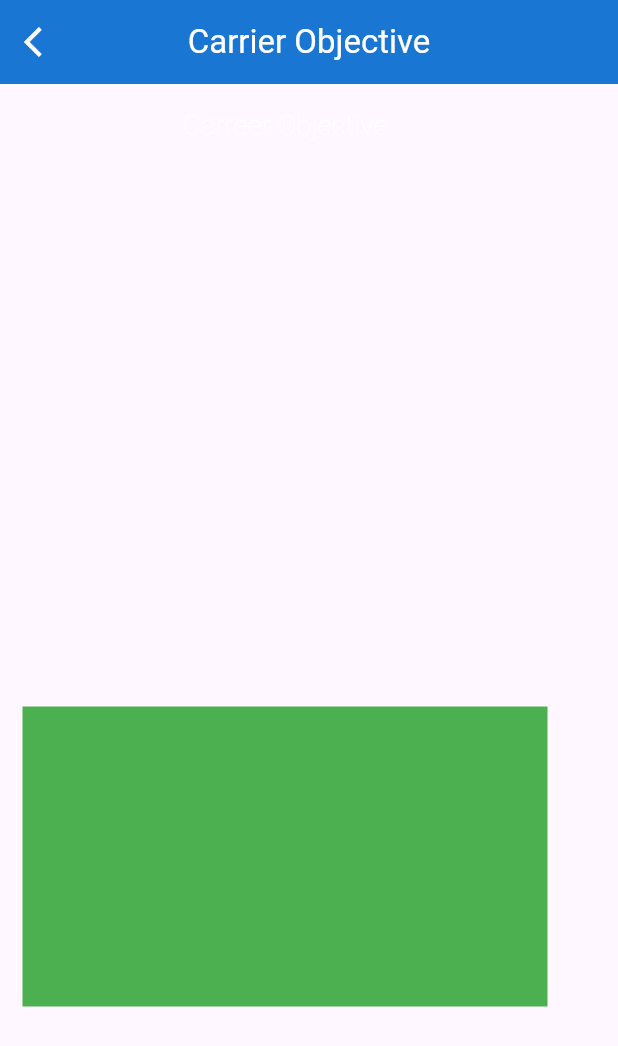
After one commit to vrundpadariya/vrund_resume_builder_app, a Flutter app: the carrier_page screen opened by its route, on a phone screen of 412 x 824 dp. The commit adds this screen. Shown: the top 1046 px of the screen. Run offline on Flutter 3.47's test engine with Material 2 defaults, Android fonts, the phone set to English and light mode, and no system bars.

Commit message:
17 second commit

```diff
--- /dev/null
+++ b/lib/screen/Build_opition_page/carrierobjective.dart
@@ -0,0 +1,81 @@
+import 'package:flutter/material.dart';
+
+import '../../components/global.dart';
+
+class carrier_page extends StatefulWidget {
+  const carrier_page({super.key});
+
+  @override
+  State<carrier_page> createState() => _carrier_pageState();
+}
+
+class _carrier_pageState extends State<carrier_page> {
+  @override
+  Widget build(BuildContext context) {
+    return Scaffold(
+      appBar: AppBar(
+        centerTitle: true,
+        leading: IconButton(
+          onPressed: () {
+            Navigator.pushReplacementNamed(context, 'build');
+          },
+          icon: Icon(
+            Icons.arrow_back_ios,
+            color: Globals.textcolor,
+          ),
+        ),
+        backgroundColor: Globals.background,
+        title: Text(
+          "Carrier Objective",
+          style: TextStyle(
+            color: Globals.textcolor,
+          ),
+        ),
+      ),
+      body: SingleChildScrollView(
+        child: Container(
+          padding: EdgeInsets.all(15),
+          child: Column(
+            children: [
+              Container(
+                //   padding: EdgeInsets.all(10),
+                height: 350,
+                width: 350,
+                decoration: BoxDecoration(),
+                child: Column(
+                  children: [
+                    Text(
+                      "Carreer Objective",
+                      style: TextStyle(
+                        color: Globals.textcolor,
+                        fontSize: 18,
+                        fontWeight: FontWeight.w200,
+                      ),
+                    ),
+                    // TextFormField(
+                    //   decoration: InputDecoration(
+                    //     hintText: "Descrripation",
+                    //     hintStyle: TextStyle(
+                    //       fontSize: 18,
+                    //       color: Globals.Contacthint,
+                    //     ),
+                    //   ),
+                    // ),
+                  ],
+                ),
+              ),
+              const SizedBox(
+                height: 50,
+              ),
+              Container(
+                height: 200,
+                width: 350,
+                color: Colors.green,
+              )
+            ],
+          ),
+        ),
+      ),
+    );
+  }
+}
```
Also changed, not shown: lib/screen/Build_opition_page/Education.dart (added, +49 -0 lines), lib/screen/Build_opition_page/Experiences.dart (added, +15 -0 lines), lib/screen/Build_opition_page/Technicalskill.dart (added, +15 -0 lines), lib/screen/Build_opition_page/achievement.dart (added, +15 -0 lines), lib/screen/Build_opition_page/contact_info.dart (+12 -5 lines), lib/screen/Build_opition_page/declaration.dart (added, +15 -0 lines), lib/screen/Build_opition_page/hobbies.dart (added, +15 -0 lines), lib/screen/Build_opition_page/personal_detail.dart (+14 -14 lines), lib/screen/Build_opition_page/project.dart (added, +15 -0 lines), lib/screen/Build_opition_page/references.dart (added, +15 -0 lines), lib/screen/main.dart (+18 -1 lines).
